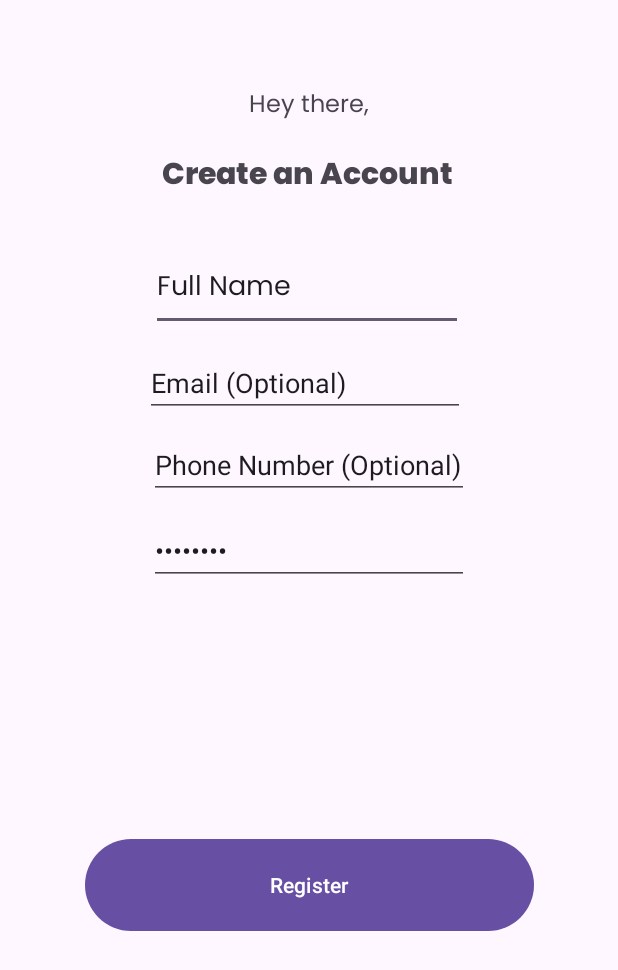
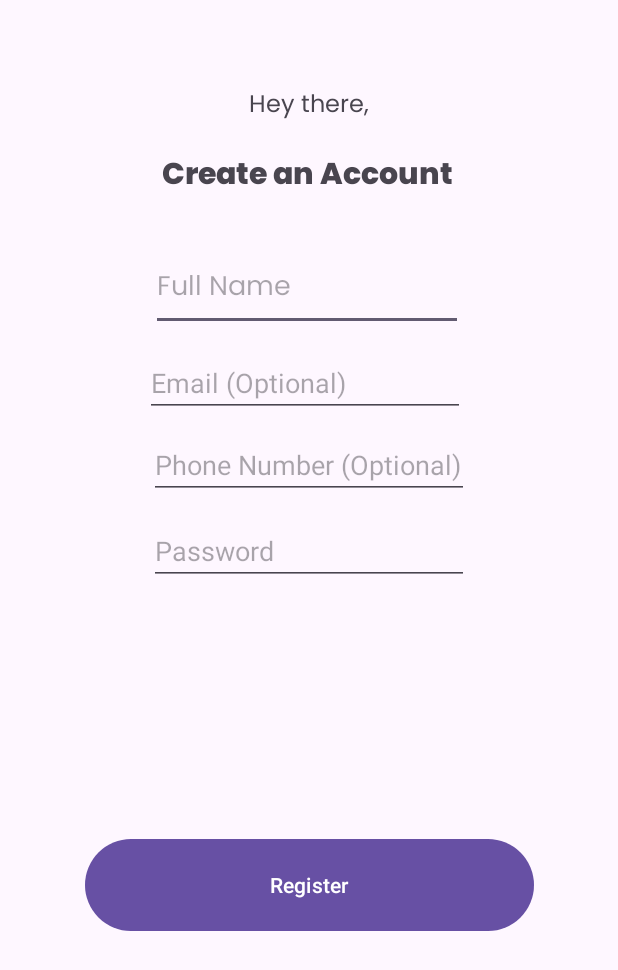
Before and after one commit to Jairik/MOVE4WELLNESS-Android-App, an Android app: the layout register_page.xml on its own in the app's theme, with its tools: preview values and no code run, on a phone screen of 412 x 824 dp. Shown: the top 970 px of the screen. Run offline under Robolectric (Android 15) with nearby library versions, the phone set to English and light mode, and no system bars.

Commit message:
Small Formatting Changes
Small formatting changes with editfield hints

```diff
--- a/app/src/main/res/layout/register_page.xml
+++ b/app/src/main/res/layout/register_page.xml
@@ -4,6 +4,8 @@
     xmlns:tools="http://schemas.android.com/tools"
     android:layout_width="match_parent"
     android:layout_height="match_parent">
+
+    <!-- Top instructions text -->
 
     <TextView
         android:id="@+id/HEY_THERE_TEXT"
@@ -14,7 +16,7 @@
         android:layout_marginEnd="166dp"
         android:layout_marginBottom="8dp"
         android:fontFamily="@font/poppins"
-        android:text="Hey there,"
+        android:text="@string/hey_there"
         android:textSize="16sp"
         app:layout_constraintBottom_toTopOf="@+id/CREATE_ACCOUNT_TEXT"
         app:layout_constraintEnd_toEndOf="parent"
@@ -30,13 +32,15 @@
         android:layout_marginEnd="108dp"
         android:layout_marginBottom="33dp"
         android:fontFamily="@font/poppins_extrabold"
-        android:text="Create an Account"
+        android:text="@string/create_an_account"
         android:textSize="20sp"
         app:layout_constraintBottom_toTopOf="@+id/Register_Full_Name"
         app:layout_constraintEnd_toEndOf="parent"
         app:layout_constraintHorizontal_bias="0.0"
         app:layout_constraintStart_toStartOf="parent"
         app:layout_constraintTop_toBottomOf="@+id/HEY_THERE_TEXT" />
+
+    <!-- Adding editTextViews for full name, email, phone number, and password -->
 
     <EditText
         android:id="@+id/Register_Full_Name"
@@ -47,7 +51,8 @@
         android:ems="10"
         android:fontFamily="@font/poppins"
         android:inputType="text"
-        android:text="Full Name"
+        android:text=""
+        android:hint="@string/full_name"
         app:layout_constraintEnd_toEndOf="parent"
         app:layout_constraintTop_toBottomOf="@+id/CREATE_ACCOUNT_TEXT" />
 
@@ -63,7 +68,8 @@
         app:layout_constraintEnd_toEndOf="parent"
         app:layout_constraintStart_toStartOf="parent"
         app:layout_constraintTop_toBottomOf="@+id/Register_Full_Name"
-        tools:text="Email (Optional)" />
+        tools:text=""
+        android:hint="@string/email_optional"/>
 
     <EditText
         android:id="@+id/Register_Phone_Number"
@@ -77,7 +83,8 @@
         app:layout_constraintEnd_toEndOf="parent"
         app:layout_constraintStart_toStartOf="parent"
         app:layout_constraintTop_toBottomOf="@+id/Register_Email_Address"
-        tools:text="Phone Number (Optional)" />
+        tools:text=""
+        android:hint="@string/phone_number_optional" />
 
     <EditText
         android:id="@+id/Register_Password"
@@ -91,7 +98,8 @@
         app:layout_constraintEnd_toEndOf="parent"
         app:layout_constraintStart_toStartOf="parent"
         app:layout_constraintTop_toBottomOf="@+id/Register_Phone_Number"
-        tools:text="Password" />
+        tools:text=""
+        android:hint="@string/password"/>
 
     <Button
         android:id="@+id/Register_Register"
--- a/app/src/main/res/values/strings.xml
+++ b/app/src/main/res/values/strings.xml
@@ -3,4 +3,10 @@
     <string name="move4wellness">MOVE<font color="#9B6FF1">4</font>WELLNESS</string>
     <string name="register">Register</string>
     <string name="sign_in">Sign In</string>
+    <string name="create_an_account">Create an Account</string>
+    <string name="hey_there">Hey there,</string>
+    <string name="full_name">Full Name</string>
+    <string name="email_optional">Email (Optional)</string>
+    <string name="phone_number_optional">Phone Number (Optional)</string>
+    <string name="password">Password</string>
 </resources>
```
